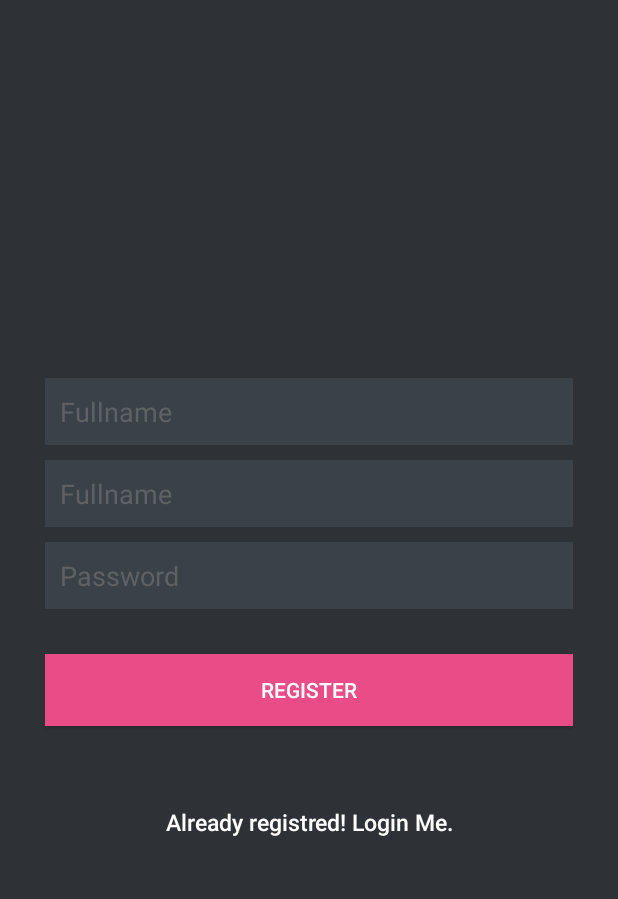
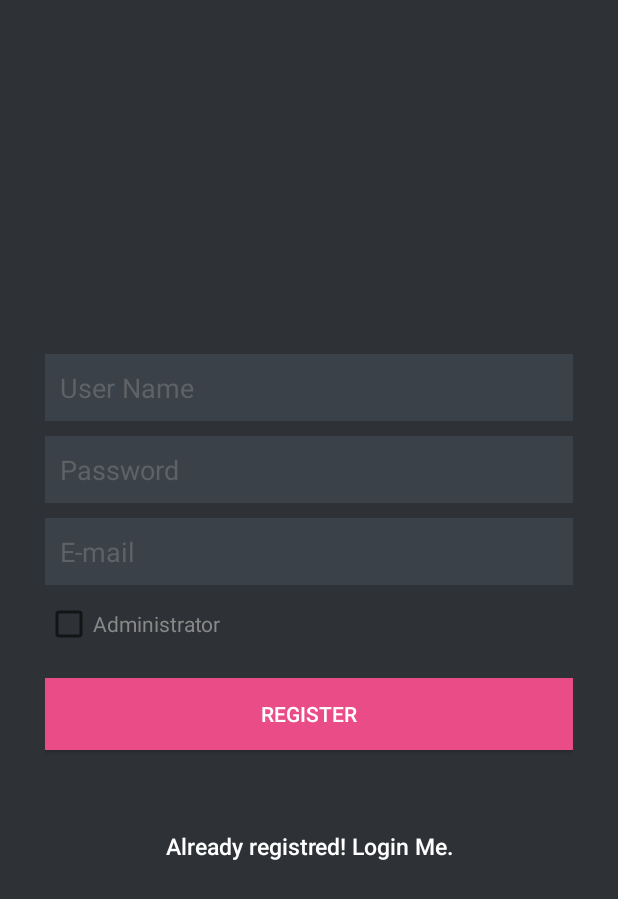
Before and after one commit to DanielAvelar/app-crud, an Android app: the Registration screen opened directly, with no data from a screen before it, on a phone screen of 412 x 824 dp. Shown: the top 899 px of the screen. Run offline under Robolectric (Android 15) with nearby library versions, the phone set to English and light mode, and no system bars; 2 statements that could not run were skipped.

Commit message:
Novas implementações

```diff
--- a/app/src/main/java/br/com/AppCrud/Login.java
+++ b/app/src/main/java/br/com/AppCrud/Login.java
@@ -15,7 +15,7 @@ import android.widget.Toast;
 import com.google.gson.Gson;
 
 import br.com.AppCrud.model.Autenticacao;
-import br.com.AppCrud.service.ValidateUserService;
+import br.com.AppCrud.service.UserService;
 
 public class Login extends AppCompatActivity {
     private static String retorno;
@@ -94,7 +94,7 @@ public class Login extends AppCompatActivity {
 
         @Override
         protected String doInBackground(String... params) {
-            return new ValidateUserService().returnDataUser(params[0], params[1]);
+            return new UserService().returnDataUser(params[0], params[1]);
         }
 
         @Override
--- a/app/src/main/java/br/com/AppCrud/model/Autenticacao.java
+++ b/app/src/main/java/br/com/AppCrud/model/Autenticacao.java
@@ -12,9 +12,7 @@ public class Autenticacao {
         this.message = message;
     }
 
-    public Boolean getAutenticacao() {
-        return authentication;
-    }
+    public Boolean getAutenticacao() {return authentication; }
 
     public void setAutenticacao(Boolean authentication) {
         this.authentication = authentication;
--- a/app/src/main/res/layout/login.xml
+++ b/app/src/main/res/layout/login.xml
@@ -1,6 +1,6 @@
 <?xml version="1.0" encoding="utf-8"?>
 <LinearLayout xmlns:android="http://schemas.android.com/apk/res/android"
-    android:layout_width="fill_parent"
+    xmlns:tools="http://schemas.android.com/tools" android:layout_width="fill_parent"
     android:layout_height="fill_parent"
     xmlns:app="http://schemas.android.com/apk/res-auto"
     android:gravity="center"
@@ -27,7 +27,8 @@
             android:padding="10dp"
             android:singleLine="true"
             android:textColor="@color/input_login"
-            android:textColorHint="@color/input_login_hint" />
+            android:textColorHint="@color/input_login_hint"
+            android:importantForAutofill="no" tools:targetApi="o"/>
 
 
         <android.support.design.widget.TextInputLayout
--- a/app/src/main/res/layout/registration.xml
+++ b/app/src/main/res/layout/registration.xml
@@ -16,25 +16,12 @@
         android:paddingRight="20dp" >
 
         <EditText
-            android:id="@+id/email"
+            android:id="@+id/user"
             android:layout_width="fill_parent"
             android:layout_height="wrap_content"
             android:layout_marginBottom="10dp"
             android:background="@color/input_register_bg"
-            android:hint="@string/hint_name"
-            android:padding="10dp"
-            android:singleLine="true"
-            android:inputType="textEmailAddress"
-            android:textColor="@color/input_register"
-            android:textColorHint="@color/input_register_hint" />
-
-        <EditText
-            android:id="@+id/name"
-            android:layout_width="fill_parent"
-            android:layout_height="wrap_content"
-            android:layout_marginBottom="10dp"
-            android:background="@color/input_register_bg"
-            android:hint="@string/hint_name"
+            android:hint="@string/hint_user"
             android:inputType="textPersonName"
             android:padding="10dp"
             android:singleLine="true"
@@ -53,6 +40,27 @@
             android:singleLine="true"
             android:textColor="@color/input_register"
             android:textColorHint="@color/input_register_hint" />
+
+        <EditText
+            android:id="@+id/email"
+            android:layout_width="fill_parent"
+            android:layout_height="wrap_content"
+            android:layout_marginBottom="10dp"
+            android:background="@color/input_register_bg"
+            android:hint="@string/hint_email"
+            android:padding="10dp"
+            android:singleLine="true"
+            android:inputType="textEmailAddress"
+            android:textColor="@color/input_register"
+            android:textColorHint="@color/input_register_hint" />
+
+        <CheckBox
+            android:text="@string/hint_administrator"
+            android:id="@+id/administrator"
+            android:layout_width="fill_parent"
+            android:layout_height="wrap_content"
+            android:textColor="@color/input_register">
+        </CheckBox>
 
         <!-- Login Button -->
 
--- a/app/src/main/res/values/strings.xml
+++ b/app/src/main/res/values/strings.xml
@@ -4,9 +4,11 @@
     <string name="slogan">CRUD</string>
     <string name="titleMain">Lista de Produtos</string>
     <string name="titleDetail">Detalhe do Produto</string>
-    <string name="hint_user">User</string>
+    <string name="hint_user">User Name</string>
     <string name="hint_password">Password</string>
+    <string name="hint_administrator">Administrator</string>
     <string name="hint_name">Fullname</string>
+    <string name="hint_email">E-mail</string>
     <string name="btn_login">LOGIN</string>
     <string name="btn_register">REGISTER</string>
     <string name="btn_link_to_register">Not a member? Sign up now.</string>
```
Also changed, not shown: app/src/main/java/br/com/AppCrud/Registration.java (+78 -2 lines), app/src/main/java/br/com/AppCrud/model/RetornoCriarUsuario.java (added, +26 -0 lines), app/src/main/java/br/com/AppCrud/service/UserService.java (renamed from app/src/main/java/br/com/AppCrud/service/ValidateUserService.java, +56 -1 lines).
